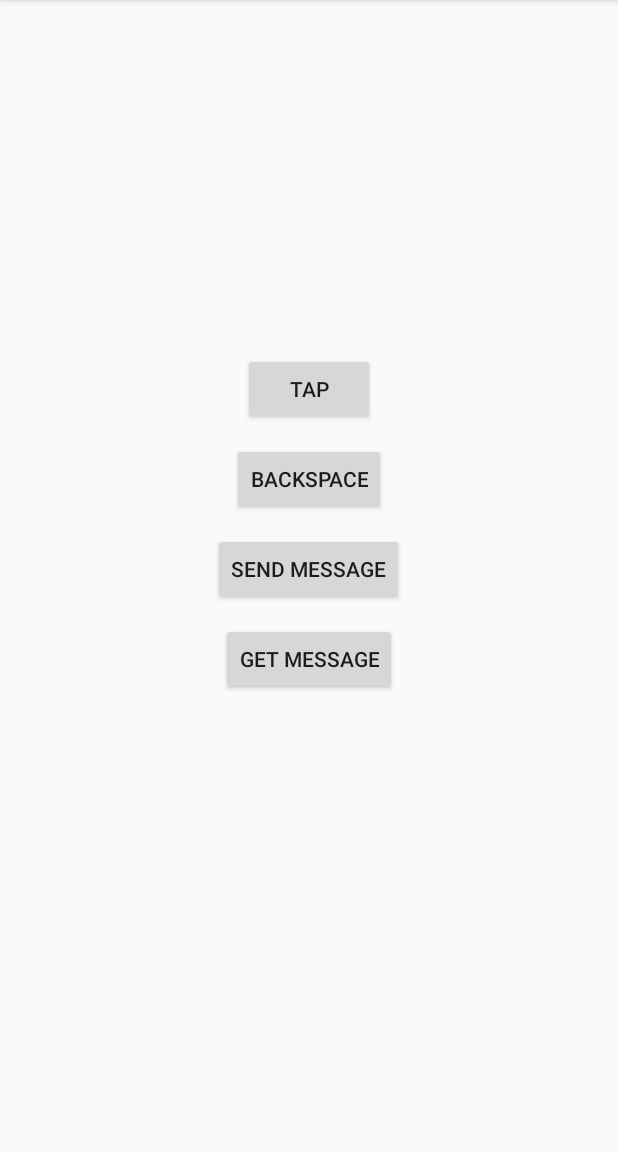
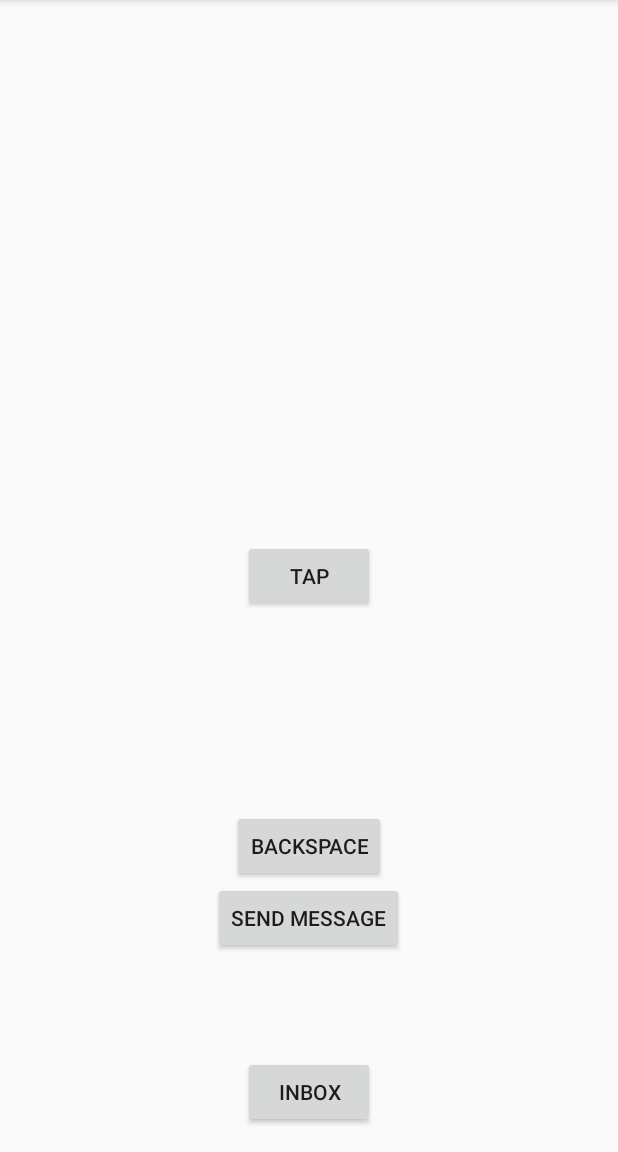
Before and after one commit to timmui/MType, an Android app: the screen it shows after launch (MainActivity), on a phone screen of 412 x 824 dp, the part 84-1236 px from its top. Run offline under Robolectric (Android 15) with nearby library versions, the phone set to English and light mode, and no system bars; libraries missing offline, so code that uses them is left out: com.microsoft.windowsazure; 1 statement that could not run was skipped.

Commit message:
Safe Jump Back before Inbox functionality

```diff
--- a/app/src/main/AndroidManifest.xml
+++ b/app/src/main/AndroidManifest.xml
@@ -18,6 +18,10 @@
                 <category android:name="android.intent.category.LAUNCHER" />
             </intent-filter>
         </activity>
+        <activity
+            android:name=".Inbox"
+            android:label="@string/title_activity_inbox" >
+        </activity>
     </application>
 
 </manifest>
--- a/app/src/main/java/mtype/nofluxgiven/science/MainActivity.java
+++ b/app/src/main/java/mtype/nofluxgiven/science/MainActivity.java
@@ -1,5 +1,6 @@
 package mtype.nofluxgiven.science;
 
+import android.content.Intent;
 import android.os.AsyncTask;
 import android.os.Bundle;
 import android.support.v7.app.ActionBarActivity;
@@ -11,6 +12,7 @@ import android.view.View;
 import android.widget.Button;
 import android.widget.LinearLayout;
 import android.widget.RelativeLayout;
+import android.widget.TableLayout;
 import android.widget.TextView;
 import android.widget.Toast;
 
@@ -55,21 +57,22 @@ public class MainActivity extends ActionBarActivity {
         tap.setOnTouchListener(tapListener);
 
         Button back = (Button) findViewById(R.id.backspace);
-        back.setOnClickListener(new View.OnClickListener(){
+        back.setOnClickListener(new View.OnClickListener() {
             @Override
-            public void onClick (View v) {
+            public void onClick(View v) {
                 tapListener.backSpace();
             }
         });
 
-        Button getButton = (Button) findViewById(R.id.getMessage);
-        getButton.setOnClickListener(new View.OnClickListener() {
+        Button inboxButton = (Button) findViewById(R.id.inbox);
+        inboxButton.setOnClickListener(new View.OnClickListener() {
             @Override
             public void onClick(View v) {
-                server.ReceiveMessages();
-                //displayMessage.setText(receivedMessages.get(0).Text);
+                Intent intent = new Intent(getApplicationContext(), Inbox.class);
+                startActivity(intent);
             }
         });
+
     }
     public static void updateMessage(String message)
     {
--- a/app/src/main/java/mtype/nofluxgiven/science/ServerHandler.java
+++ b/app/src/main/java/mtype/nofluxgiven/science/ServerHandler.java
@@ -1,7 +1,13 @@
 package mtype.nofluxgiven.science;
 
+import android.app.Activity;
 import android.os.AsyncTask;
 import android.util.Log;
+import android.view.LayoutInflater;
+import android.widget.TableLayout;
+import android.widget.TableRow;
+import android.widget.TextView;
+import android.widget.RelativeLayout.LayoutParams;
 
 import com.microsoft.windowsazure.mobileservices.MobileServiceClient;
 import com.microsoft.windowsazure.mobileservices.MobileServiceList;
@@ -15,8 +21,10 @@ import java.net.MalformedURLException;
  */
 public class ServerHandler {
     private MobileServiceClient mClient;
+    public MobileServiceList<Item> messageList;
+    public Boolean finished = false;
 
-    public ServerHandler (MainActivity a){
+    public ServerHandler (Activity a){
         // REST Client
         try {
             mClient = new MobileServiceClient(
@@ -29,6 +37,10 @@ public class ServerHandler {
             System.out.println("Error: " + e.getMessage());
             e.printStackTrace();
         }
+    }
+
+    public boolean isFinished (){
+        return finished;
     }
 
     public void SendMessage(String text, String sender, String receiver) {
@@ -51,9 +63,20 @@ public class ServerHandler {
         }
     }
 
+    private void setMessages (MobileServiceList<Item> data) {
+        messageList = data;
+        Log.i("PROGRESS", "Still Loading." );
+        finished = true;
+    }
+
+    public MobileServiceList<Item> getMessages () {
+        if (messageList != null) {
+            return messageList;
+        }
+        return null;
+    }
+
     public void ReceiveMessages() {
-        MainActivity.updateMessage("start");
-
         new AsyncTask<Void, Void, Void>() {
             @Override
             protected Void doInBackground(Void... params) {
@@ -61,8 +84,9 @@ public class ServerHandler {
                     final MobileServiceList<Item> result =
                             mClient.getTable(Item.class).where().field("Receiver").eq("Jack").execute().get();
                     for (Item item : result) {
-                        Log.i("MYACTIVITY", "Message to Jack: " + item.Text);
+                        Log.i("MESSAGES", "Message to Jack: " + item.Text);
                     }
+                    setMessages(result);
                 } catch (Exception e) {
                     System.out.println("Error: " + e.getMessage());
                     e.printStackTrace();
--- a/app/src/main/res/layout/activity_main.xml
+++ b/app/src/main/res/layout/activity_main.xml
@@ -11,43 +11,42 @@
         android:id = "@+id/displayMessage"
         android:layout_width="wrap_content"
         android:layout_height="wrap_content"
+        android:layout_alignParentTop="true"
         android:layout_centerHorizontal="true"
-        android:layout_marginTop="200dp"/>
+        android:layout_marginTop="34dp" />
 
     <Button
         android:id = "@+id/tap"
         android:layout_height = "wrap_content"
         android:layout_width = "wrap_content"
-        android:layout_centerHorizontal="true"
-        android:layout_below="@id/displayMessage"
-        android:text = "Tap" />
+        android:text = "Tap"
+        android:layout_centerVertical="true"
+        android:layout_alignStart="@+id/inbox" />
 
     <Button
         android:id="@+id/backspace"
         android:layout_width="wrap_content"
         android:layout_height="wrap_content"
-        android:layout_below="@id/tap"
-        android:layout_centerHorizontal="true"
-        android:layout_marginTop="12dp"
-        android:text="Backspace"/>
+        android:text="Backspace"
+        android:layout_above="@+id/sendMessage"
+        android:layout_centerHorizontal="true" />
 
     <Button
         android:id = "@+id/sendMessage"
         android:layout_height = "wrap_content"
         android:layout_width = "wrap_content"
+        android:text = "Send Message"
+        android:layout_above="@+id/inbox"
         android:layout_centerHorizontal="true"
-        android:layout_below="@id/backspace"
-        android:layout_marginTop="12dp"
-        android:text = "Send Message" />
+        android:layout_marginBottom="68dp" />
 
     <Button
-        android:id = "@+id/getMessage"
+        android:id = "@+id/inbox"
         android:layout_height = "wrap_content"
         android:layout_width = "wrap_content"
-        android:layout_centerHorizontal="true"
-        android:layout_below="@id/sendMessage"
-        android:layout_marginTop="12dp"
-        android:text = "Get Message" />
+        android:text = "@string/inbox"
+        android:layout_alignParentBottom="true"
+        android:layout_centerHorizontal="true" />
 
 
 </RelativeLayout>
--- /dev/null
+++ b/app/src/main/res/menu/menu_inbox.xml
@@ -0,0 +1,6 @@
+<menu xmlns:android="http://schemas.android.com/apk/res/android"
+    xmlns:app="http://schemas.android.com/apk/res-auto"
+    xmlns:tools="http://schemas.android.com/tools" tools:context="mtype.nofluxgiven.science.Inbox">
+    <item android:id="@+id/action_settings" android:title="@string/action_settings"
+        android:orderInCategory="100" app:showAsAction="never" />
+</menu>
--- a/app/src/main/res/values/strings.xml
+++ b/app/src/main/res/values/strings.xml
@@ -3,4 +3,8 @@
 
     <string name="hello_world">Hello world!</string>
     <string name="action_settings">Settings</string>
+    <string name="title_activity_inbox">Inbox</string>
+    <string name="SendMessage">Send Message</string>
+    <string name="inbox">Inbox</string>
+    <string name="getMessages">Get Messages</string>
 </resources>
```
Also changed, not shown: app/src/main/java/mtype/nofluxgiven/science/Inbox.java (added, +94 -0 lines), app/src/main/res/layout/activity_inbox.xml (added, +32 -0 lines).
